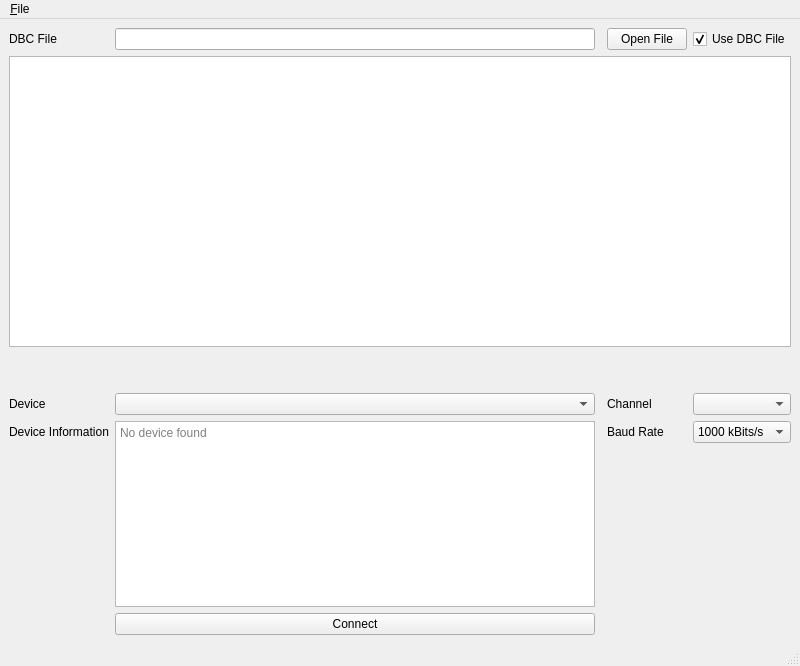
Above: ui/can.ui from RAMENtheNOODLES/dev-board-flasher before the change. Below: the same form after it.
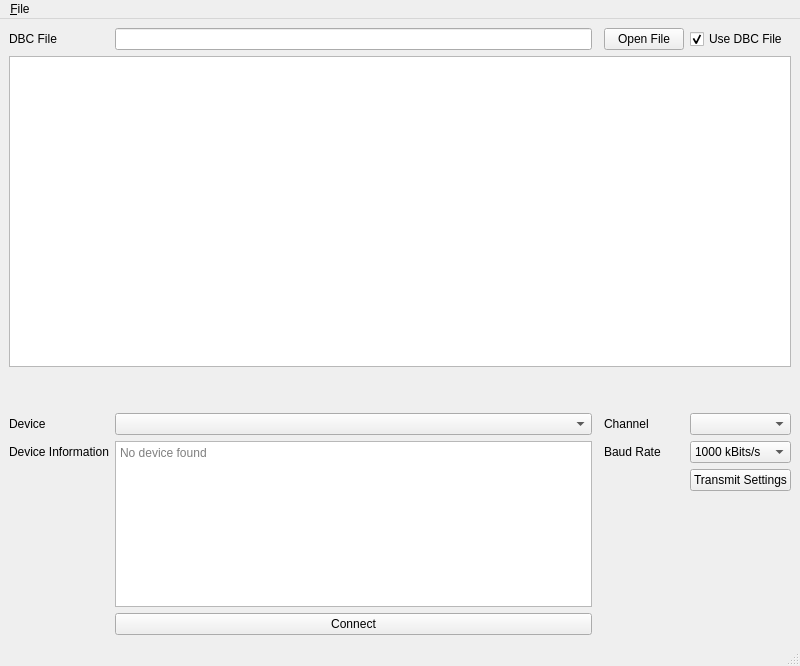
That is the form after the change. Custom widgets are drawn as their Qt base class.

Commit message:
Add J1939 configuration dialog and CAN transmission settings
- Implemented J1939ConfigDialog to manage SPN and FMI file paths.
- Added tests for J1939ConfigDialog to ensure proper functionality.
- Created TxScheduler for managing CAN transmission messages with tests.
- Enhanced CAN worker to handle message sending and error handling.
- Introduced UI elements for CAN transmission settings and J1939 configuration.
- Added unit tests for CAN message handling and decoding.
- Updated DBC message handling to support J1939 PGN and signal defaults.

```diff
--- a/ui/can.ui
+++ b/ui/can.ui
@@ -179,6 +179,16 @@
       </property>
      </widget>
     </item>
+    <item row="13" column="4">
+     <widget class="QPushButton" name="txSettingsButton">
+      <property name="statusTip">
+       <string>Open up the CAN transmit settings dialog.</string>
+      </property>
+      <property name="text">
+       <string>Transmit Settings</string>
+      </property>
+     </widget>
+    </item>
    </layout>
   </widget>
   <widget class="QMenuBar" name="menubar">
```
Left out of the diff: 7 changed lines with no effect on the pictures. The commit also changes 23 other files.
